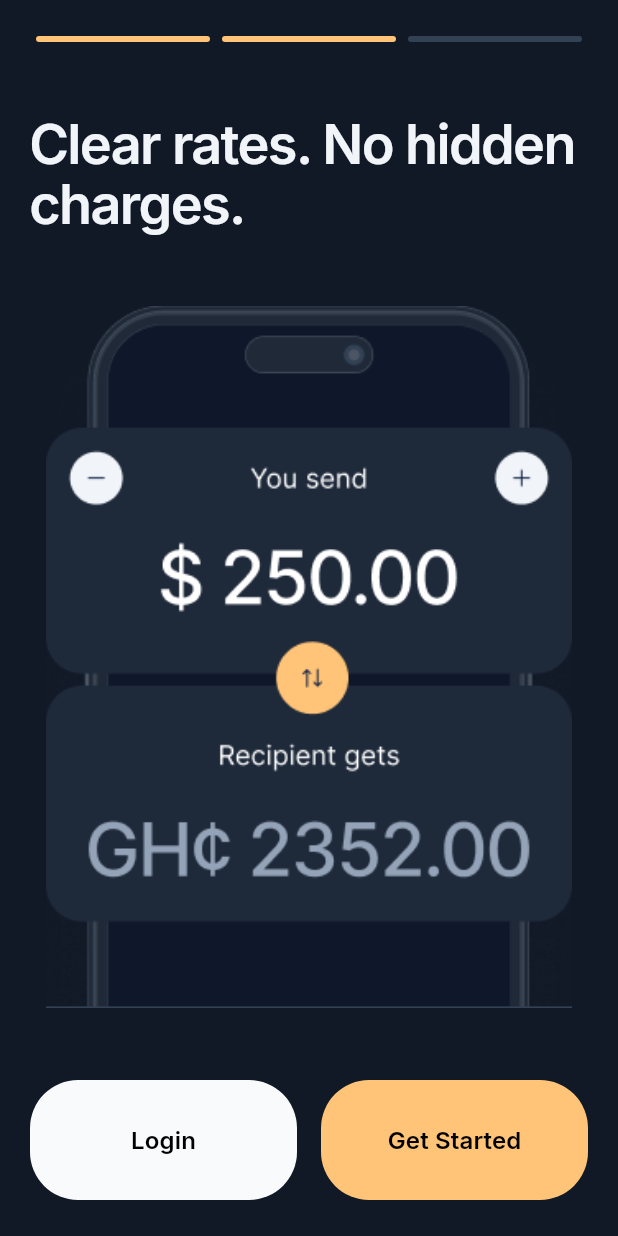
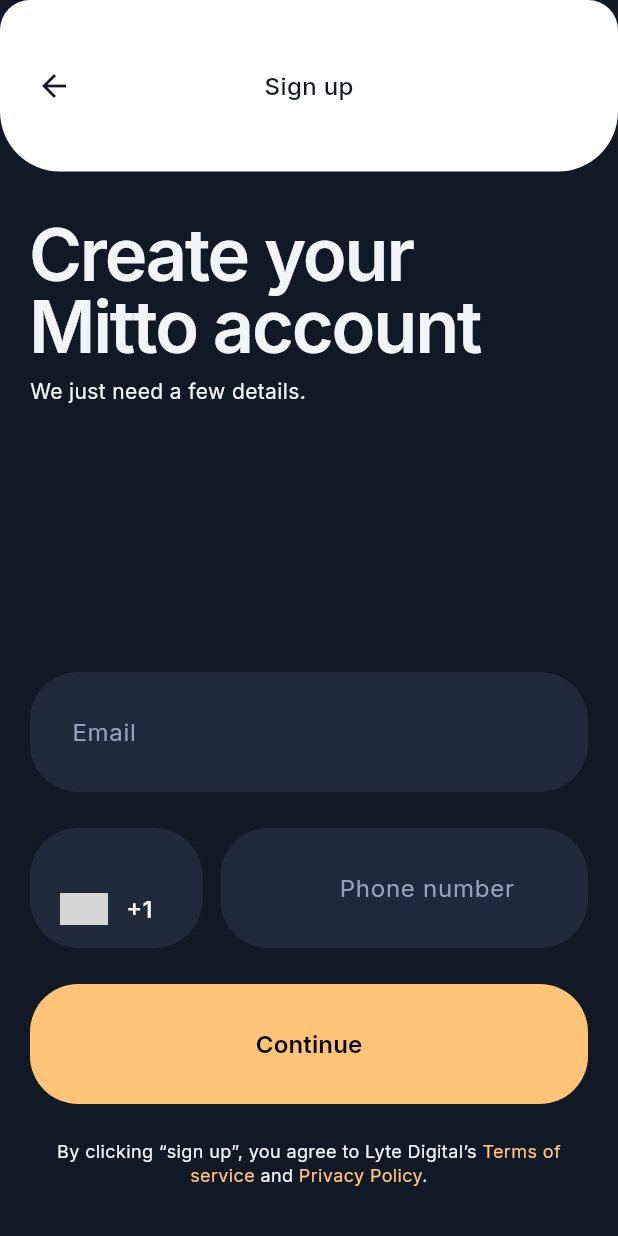
Before and after one commit to RasZarky/mitto, a Flutter app: the screen it shows after launch, after a tap on "Get Started", on a phone screen of 412 x 824 dp. Run offline on Flutter 3.47's test engine with Material 3 defaults, Android fonts, the phone set to English and light mode, and no system bars; drawn by our look-alikes of intl_phone_number_input; our stand-ins replace go_router; grey boxes are pictures that could not be loaded.

Commit message:
implement sign-up screen and core UI components
- Create a reusable `AppAppBar` widget with custom styling, rounded corners, and system overlay configuration.
- Implement `AppTextField` with custom error handling and themed borders.
- Create `AppPhoneField` by integrating the `intl_phone_number_input` package with a split-container design for country selection and number input.
- Implement the `SignUpPage` featuring email and phone number inputs, navigation, and terms/privacy policy links.
- Add a new route for the sign-up screen in `AppRouter`.
- Update `GetStartedPage` to navigate to the sign-up screen upon interaction.
- Add `intl_phone_number_input` dependency to `pubspec.yaml`.

```diff
--- a/lib/core/router/app_router.dart
+++ b/lib/core/router/app_router.dart
@@ -1,10 +1,12 @@
 import 'package:go_router/go_router.dart';
 import 'package:mitto/presentation/get_started/get_started_page.dart';
+import 'package:mitto/presentation/register/sign_up_page.dart';
 import 'package:mitto/presentation/splash/splash_page.dart';
 
 class AppRouter {
   static const String splash = '/';
   static const String getStarted = '/get-started';
+  static const String signUp = '/sign-up';
 
   static final router = GoRouter(
     debugLogDiagnostics: true,
@@ -18,6 +20,10 @@
         path: getStarted,
         builder: (context, state) => const GetStartedPage(),
       ),
+      GoRoute(
+        path: signUp,
+        builder: (context, state) => const SignUpPage(),
+      ),
     ],
   );
 }
--- /dev/null
+++ b/lib/core/widgets/app_app_bar.dart
@@ -0,0 +1,92 @@
+import 'package:flutter/material.dart';
+import 'package:flutter/services.dart';
+import '../theme/app_colors.dart';
+import '../theme/app_text_style.dart';
+
+class AppAppBar extends StatelessWidget implements PreferredSizeWidget {
+  final String? title;
+  final Widget? titleWidget;
+  final bool centerTitle;
+  final Widget? leading;
+  final List<Widget>? actions;
+
+  const AppAppBar({
+    super.key,
+    this.title,
+    this.titleWidget,
+    this.centerTitle = true,
+    this.leading,
+    this.actions,
+  });
+
+  @override
+  Widget build(BuildContext context) {
+    return AnnotatedRegion<SystemUiOverlayStyle>(
+      value: const SystemUiOverlayStyle(
+        statusBarIconBrightness: Brightness.dark,
+        statusBarBrightness: Brightness.light,
+      ),
+      child: Container(
+        width: double.maxFinite,
+        height: preferredSize.height,
+        decoration: const BoxDecoration(
+          color: AppColors.basicWhite,
+          borderRadius: BorderRadius.only(
+            topLeft: Radius.circular(20),
+            topRight: Radius.circular(20),
+            bottomRight: Radius.circular(40),
+            bottomLeft: Radius.circular(40),
+          ),
+        ),
+        child: SafeArea(
+          bottom: false,
+          child: Padding(
+            padding: const EdgeInsets.symmetric(horizontal: 12.0),
+            child: Stack(
+              children: [
+                Positioned.fill(
+                  child: Center(
+                    child: Padding(
+                      padding: const EdgeInsets.symmetric(horizontal: 56.0),
+                      child: centerTitle
+                          ? _buildTitle()
+                          : Align(
+                              alignment: Alignment.centerLeft,
+                              child: _buildTitle(),
+                            ),
+                    ),
+                  ),
+                ),
+                Align(
+                  alignment: Alignment.centerLeft,
+                  child: leading ?? const BackButton(color: AppColors.gray900),
+                ),
+                if (actions != null)
+                  Align(
+                    alignment: Alignment.centerRight,
+                    child: Row(
+                      mainAxisSize: MainAxisSize.min,
+                      children: actions!,
+                    ),
+                  ),
+              ],
+            ),
+          ),
+        ),
+      ),
+    );
+  }
+
+  Widget _buildTitle() {
+    if (titleWidget != null) return titleWidget!;
+    return Text(
+      title ?? '',
+      style: AppTextStyle.baseMedium.copyWith(color: AppColors.gray900),
+      maxLines: 1,
+      overflow: TextOverflow.ellipsis,
+    );
+  }
+
+  @override
+  Size get preferredSize => const Size.fromHeight(114.30979919433594);
+}
--- /dev/null
+++ b/lib/core/widgets/app_phone_field.dart
@@ -0,0 +1,168 @@
+import 'package:flutter/material.dart';
+import 'package:intl_phone_number_input/intl_phone_number_input.dart';
+import 'package:mitto/core/theme/app_colors.dart';
+import 'package:mitto/core/theme/app_text_style.dart';
+
+class AppPhoneField extends StatefulWidget {
+  const AppPhoneField({
+    super.key,
+    required this.onInputChanged,
+    this.initialValue,
+    this.textFieldController,
+    this.errorText,
+  });
+
+  final ValueChanged<PhoneNumber> onInputChanged;
+  final PhoneNumber? initialValue;
+  final TextEditingController? textFieldController;
+  final String? errorText;
+
+  @override
+  State<AppPhoneField> createState() => _AppPhoneFieldState();
+}
+
+class _AppPhoneFieldState extends State<AppPhoneField> {
+  final FocusNode _focusNode = FocusNode();
+  bool _isFocused = false;
+
+  @override
+  void initState() {
+    super.initState();
+    _focusNode.addListener(() {
+      if (mounted) {
+        setState(() {
+          _isFocused = _focusNode.hasFocus;
+        });
+      }
+    });
+  }
+
+  @override
+  void dispose() {
+    _focusNode.dispose();
+    super.dispose();
+  }
+
+  @override
+  Widget build(BuildContext context) {
+    final bool hasError = widget.errorText != null && widget.errorText!.isNotEmpty;
+    final Color borderColor = hasError
+        ? AppColors.accentRed
+        : _isFocused
+            ? AppColors.secondary200
+            : Colors.transparent;
+
+    return Column(
+      crossAxisAlignment: CrossAxisAlignment.start,
+      mainAxisSize: MainAxisSize.min,
+      children: [
+        Row(
+          crossAxisAlignment: CrossAxisAlignment.start,
+          children: [
+            // Country Selector Container
+            Container(
+              width: 115,
+              height: 80,
+              decoration: BoxDecoration(
+                color: AppColors.gray800,
+                borderRadius: BorderRadius.circular(32),
+                border: Border.all(
+                  color: borderColor,
+                  width: 2,
+                ),
+              ),
+              child: InternationalPhoneNumberInput(
+                onInputChanged: widget.onInputChanged,
+                initialValue: widget.initialValue ?? PhoneNumber(isoCode: 'CA'),
+                textFieldController: widget.textFieldController,
+                focusNode: _focusNode,
+                cursorColor: AppColors.basicWhite,
+                formatInput: false,
+                selectorConfig: const SelectorConfig(
+                  selectorType: PhoneInputSelectorType.BOTTOM_SHEET,
+                  setSelectorButtonAsPrefixIcon: false,
+                  leadingPadding: 10,
+                  trailingSpace: false
+                ),
+                ignoreBlank: false,
+                autoValidateMode: AutovalidateMode.disabled,
+                selectorTextStyle: AppTextStyle.baseMedium.copyWith(color: AppColors.basicWhite),
+                // We make the text field part invisible in this first container
+                textStyle: const TextStyle(color: Colors.transparent, fontSize: 0),
+                inputDecoration: const InputDecoration(
+                  border: InputBorder.none,
+                  enabledBorder: InputBorder.none,
+                  focusedBorder: InputBorder.none,
+                  errorBorder: InputBorder.none,
+                  focusedErrorBorder: InputBorder.none,
+                  contentPadding: EdgeInsets.zero,
+                  counterText: '',
+                ),
+                // This instance only serves as the selector
+                searchBoxDecoration: InputDecoration(
+                  hintText: 'Search country',
+                  hintStyle: AppTextStyle.baseRegular.copyWith(color: AppColors.gray400),
+                ),
+              ),
+            ),
+            const SizedBox(width: 12),
+            // Phone Number Input Container
+            Expanded(
+              child: Container(
+                height: 80,
+                decoration: BoxDecoration(
+                  color: AppColors.gray800,
+                  borderRadius: BorderRadius.circular(32),
+                  border: Border.all(
+                    color: borderColor,
+                    width: 2,
+                  ),
+                ),
+                // We use another instance of InternationalPhoneNumberInput but hide the selector
+                // Or we can just use a normal TextField if we handle the phone logic correctly.
+                // However, the library is better for formatting.
+                // Let's try to use the same FocusNode and logic.
+                child: InternationalPhoneNumberInput(
+                  onInputChanged: widget.onInputChanged,
+                  initialValue: widget.initialValue ?? PhoneNumber(isoCode: 'CA'),
+                  textFieldController: widget.textFieldController,
+                  focusNode: _focusNode,
+                  cursorColor: AppColors.basicWhite,
+                  formatInput: false,
+                  // Hide selector in this one
+                  selectorConfig: const SelectorConfig(
+                    selectorType: PhoneInputSelectorType.BOTTOM_SHEET,
+                    showFlags: false,
+                    setSelectorButtonAsPrefixIcon: false,
+                  ),
+                  selectorTextStyle: const TextStyle(color: Colors.transparent, fontSize: 0),
+                  textStyle: AppTextStyle.baseMedium.copyWith(color: AppColors.basicWhite),
+                  inputDecoration: InputDecoration(
+                    hintText: 'Phone number',
+                    hintStyle: AppTextStyle.baseRegular.copyWith(color: AppColors.gray400),
+                    contentPadding: const EdgeInsets.symmetric(horizontal: 24, vertical: 26),
+                    border: InputBorder.none,
+                    enabledBorder: InputBorder.none,
+                    focusedBorder: InputBorder.none,
+                    errorBorder: InputBorder.none,
+                    focusedErrorBorder: InputBorder.none,
+                  ),
+                ),
+              ),
+            ),
+          ],
+        ),
+        if (hasError) ...[
+          const SizedBox(height: 8),
+          Padding(
+            padding: const EdgeInsets.only(left: 24),
+            child: Text(
+              widget.errorText!,
+              style: AppTextStyle.xsRegular.copyWith(color: AppColors.accentRed),
+            ),
+          ),
+        ],
+      ],
+    );
+  }
+}
--- /dev/null
+++ b/lib/core/widgets/app_text_field.dart
@@ -0,0 +1,86 @@
+import 'package:flutter/material.dart';
+import 'package:mitto/core/theme/app_colors.dart';
+import 'package:mitto/core/theme/app_text_style.dart';
+
+class AppTextField extends StatelessWidget {
+  const AppTextField({
+    super.key,
+    this.hintText,
+    this.controller,
+    this.obscureText = false,
+    this.keyboardType,
+    this.errorText,
+    this.onChanged,
+  });
+
+  final String? hintText;
+  final TextEditingController? controller;
+  final bool obscureText;
+  final TextInputType? keyboardType;
+  final String? errorText;
+  final ValueChanged<String>? onChanged;
+
+  @override
+  Widget build(BuildContext context) {
+    return Column(
+      crossAxisAlignment: CrossAxisAlignment.start,
+      mainAxisSize: MainAxisSize.min,
+      children: [
+        SizedBox(
+          height: 80,
+          child: TextField(
+            controller: controller,
+            obscureText: obscureText,
+            keyboardType: keyboardType,
+            onChanged: onChanged,
+            expands: true,
+            maxLines: null,
+            minLines: null,
+            textAlignVertical: TextAlignVertical.center,
+            style: AppTextStyle.baseMedium.copyWith(color: AppColors.basicWhite),
+            decoration: InputDecoration(
+              hintText: hintText,
+              hintStyle: AppTextStyle.baseRegular.copyWith(color: AppColors.gray400),
+              fillColor: AppColors.gray800,
+              filled: true,
+              contentPadding: const EdgeInsets.symmetric(horizontal: 24),
+              border: OutlineInputBorder(
+                borderRadius: BorderRadius.circular(32),
+                borderSide: BorderSide.none,
+              ),
+              enabledBorder: OutlineInputBorder(
+                borderRadius: BorderRadius.circular(32),
+                borderSide: BorderSide.none,
+              ),
+              focusedBorder: OutlineInputBorder(
+                borderRadius: BorderRadius.circular(32),
+                borderSide: const BorderSide(color: AppColors.secondary200, width: 2),
+              ),
+              errorBorder: OutlineInputBorder(
+                borderRadius: BorderRadius.circular(32),
+                borderSide: const BorderSide(color: AppColors.accentRed, width: 2),
+              ),
+              focusedErrorBorder: OutlineInputBorder(
+                borderRadius: BorderRadius.circular(32),
+                borderSide: const BorderSide(color: AppColors.accentRed, width: 2),
+              ),
+              // Use an empty string for errorText to trigger the error border without the default error widget
+              errorText: errorText != null ? '' : null,
+              errorStyle: const TextStyle(height: 0, fontSize: 0),
+            ),
+          ),
+        ),
+        if (errorText != null && errorText!.isNotEmpty) ...[
+          const SizedBox(height: 8),
+          Padding(
+            padding: const EdgeInsets.only(left: 24),
+            child: Text(
+              errorText!,
+              style: AppTextStyle.xsRegular.copyWith(color: AppColors.accentRed),
+            ),
+          ),
+        ],
+      ],
+    );
+  }
+}
--- a/lib/presentation/get_started/get_started_page.dart
+++ b/lib/presentation/get_started/get_started_page.dart
@@ -1,6 +1,8 @@
 import 'dart:async';
 
 import 'package:flutter/material.dart';
+import 'package:go_router/go_router.dart';
+import 'package:mitto/core/router/app_router.dart';
 import 'package:mitto/core/theme/app_colors.dart';
 
 import '../../core/theme/app_text_style.dart';
@@ -110,7 +112,7 @@
                         Text(
                           item['title'] as String,
                           textAlign: TextAlign.start,
-                          style: AppTextStyle.h2Semibold
+                          style: AppTextStyle.h2Semibold,
                         ),
                         const SizedBox(height: 48),
                         Expanded(
@@ -138,7 +140,7 @@
                   Expanded(
                     child: AppButton(
                       text: 'Get Started',
-                      onPressed: () {},
+                      onPressed: () => context.push(AppRouter.signUp),
                     ),
                   ),
                 ],
--- /dev/null
+++ b/lib/presentation/register/sign_up_page.dart
@@ -0,0 +1,94 @@
+import 'package:flutter/material.dart';
+import 'package:intl_phone_number_input/intl_phone_number_input.dart';
+import 'package:mitto/core/widgets/app_button.dart';
+import 'package:mitto/core/widgets/app_text_field.dart';
+import '../../core/theme/app_colors.dart';
+import '../../core/theme/app_text_style.dart';
+import '../../core/widgets/app_app_bar.dart';
+import '../../core/widgets/app_phone_field.dart';
+
+class SignUpPage extends StatefulWidget {
+  const SignUpPage({super.key});
+
+  @override
+  State<SignUpPage> createState() => _SignUpPageState();
+}
+
+class _SignUpPageState extends State<SignUpPage> {
+  final TextEditingController controller = TextEditingController();
+  String initialCountry = 'CA';
+  PhoneNumber number = PhoneNumber(isoCode: 'CA');
+
+  @override
+  Widget build(BuildContext context) {
+    return Scaffold(
+      backgroundColor: AppColors.gray900,
+      appBar: const AppAppBar(
+        title: 'Sign up',
+      ),
+      body: CustomScrollView(
+        slivers: [
+          SliverFillRemaining(
+            hasScrollBody: false,
+            child: Padding(
+              padding: const EdgeInsets.symmetric(horizontal: 20, vertical: 32),
+              child: Column(
+                crossAxisAlignment: CrossAxisAlignment.start,
+                children: [
+                  Text('Create your \nMitto account',
+                      style: AppTextStyle.h1Semibold),
+                  const SizedBox(height: 8),
+                  Text(
+                    'We just need a few details.',
+                    style: AppTextStyle.lgRegular.copyWith(fontSize: 14),
+                  ),
+                  const Spacer(),
+                  const AppTextField(
+                    hintText: 'Email',
+                    keyboardType: TextInputType.emailAddress,
+                  ),
+                  const SizedBox(height: 24),
+                  AppPhoneField(
+                    initialValue: number,
+                    textFieldController: controller,
+                    onInputChanged: (PhoneNumber number) {
+                      setState(() {
+                        this.number = number;
+                      });
+                    },
+                  ),
+                  const SizedBox(height: 24),
+                  AppButton(text: 'Continue', onPressed: () {}),
+                  const SizedBox(height: 24),
+                  Center(
+                    child: Text.rich(
+                      textAlign: TextAlign.center,
+                      TextSpan(
+                        text: 'By clicking “sign up”, you agree to Lyte Digital’s ',
+                        style: AppTextStyle.xsRegular,
+                        children: [
+                          TextSpan(
+                            text: 'Terms of service',
+                            style: AppTextStyle.xsRegular.copyWith(
+                                color: AppColors.secondary200),
+                          ),
+                          const TextSpan(text: ' and '),
+                          TextSpan(
+                            text: 'Privacy Policy',
+                            style: AppTextStyle.xsRegular.copyWith(
+                                color: AppColors.secondary200),
+                          ),
+                          const TextSpan(text: '.'),
+                        ],
+                      ),
+                    ),
+                  ),
+                ],
+              ),
+            ),
+          ),
+        ],
+      ),
+    );
+  }
+}
--- a/pubspec.yaml
+++ b/pubspec.yaml
@@ -14,6 +14,7 @@
 
   go_router: ^14.2.0
   cupertino_icons: ^1.0.8
+  intl_phone_number_input: ^0.7.5
 
 dev_dependencies:
   flutter_test:
@@ -43,13 +44,8 @@
     image_path: "assets/images/logo-dark.png"
 
 flutter:
-
-  # The following line ensures that the Material Icons font is
-  # included with your application, so that you can use the icons in
-  # the material Icons class.
   uses-material-design: true
 
-  # To add assets to your application, add an assets section, like this:
   assets:
     - assets/images/
 
```
Also changed, not shown: pubspec.lock.
